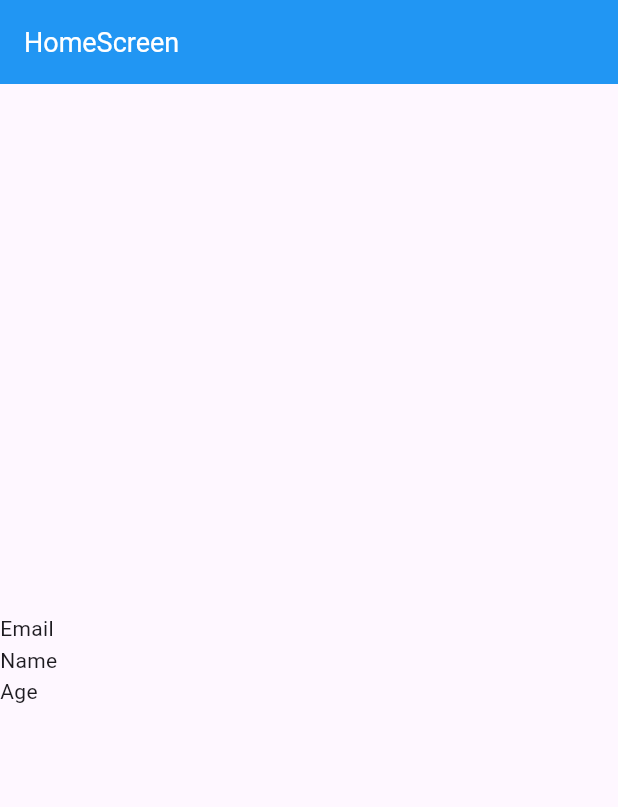
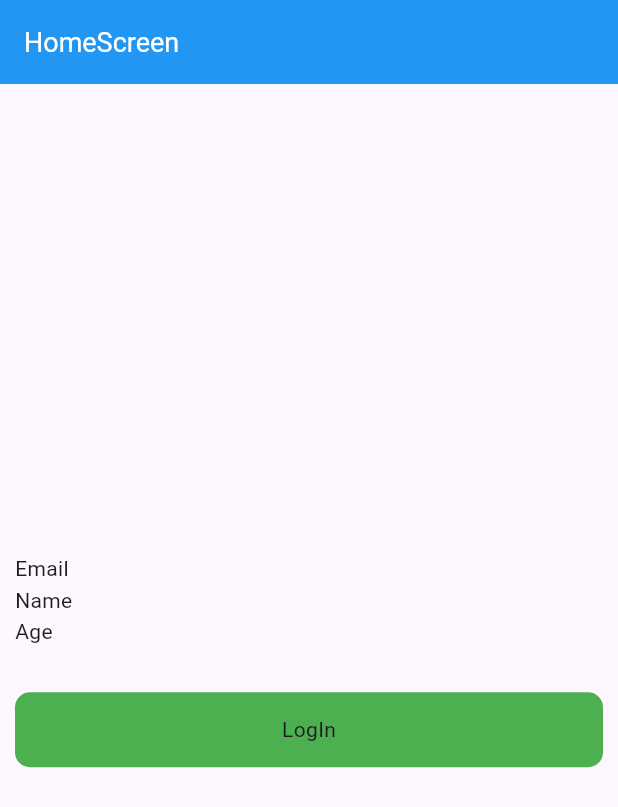
Before and after one commit to Ali-Shan11223/Shared_preferences_flutter, a Flutter app: the screen it shows after launch, after a tap on "LogIn", on a phone screen of 412 x 824 dp. Shown: the top 807 px of the screen. Run offline on Flutter 3.47's test engine with Material 2 defaults, Android fonts, the phone set to English and light mode, and no system bars; our stand-ins replace shared_preferences.

Commit message:
Managing user session

```diff
--- a/lib/home_screen.dart
+++ b/lib/home_screen.dart
@@ -1,4 +1,5 @@
 import 'package:flutter/material.dart';
+import 'package:flutter_shared_preferences/login_screen.dart';
 import 'package:shared_preferences/shared_preferences.dart';
 
 class HomeScreen extends StatefulWidget {
@@ -18,6 +19,9 @@ class _HomeScreenState extends State<HomeScreen> {
     email = sp.getString('Email')!;
     name = sp.getString('Name')!;
     age = sp.getString('Age')!;
+    setState(() {
+
+    });
   }
 
   @override
@@ -33,23 +37,46 @@ class _HomeScreenState extends State<HomeScreen> {
         automaticallyImplyLeading: false,
         title: const Text('HomeScreen'),
       ),
-      body: Column(
+      body: Padding(
+        padding: const EdgeInsets.symmetric(horizontal: 10),
+        child: Column(
           mainAxisAlignment: MainAxisAlignment.center,
           crossAxisAlignment: CrossAxisAlignment.center,
           children: [
             Row(
               mainAxisAlignment: MainAxisAlignment.spaceBetween,
-            children: [Text('Email'), Text(email.toString())],
+              children: [const Text('Email'), Text(email)],
             ),
             Row(
               mainAxisAlignment: MainAxisAlignment.spaceBetween,
-            children: [Text('Name'), Text(name.toString())],
+              children: [const Text('Name'), Text(name)],
             ),
             Row(
               mainAxisAlignment: MainAxisAlignment.spaceBetween,
-            children: [Text('Age'), Text(age.toString())],
+              children: [const Text('Age'), Text(age)],
+            ),
+            const SizedBox(
+              height: 30,
+            ),
+            InkWell(
+              onTap: () async {
+                SharedPreferences sp = await SharedPreferences.getInstance();
+                sp.clear();
+                Navigator.push(
+                    context,
+                    MaterialPageRoute(
+                        builder: (context) => const LogInScreen()));
+              },
+              child: Container(
+                height: 50,
+                decoration: BoxDecoration(
+                    color: Colors.green,
+                    borderRadius: BorderRadius.circular(10)),
+                child: const Center(child: Text('LogIn')),
+              ),
             )
           ],
+        ),
       ),
     );
   }
--- a/lib/splash_screen.dart
+++ b/lib/splash_screen.dart
@@ -1,8 +1,10 @@
 import 'dart:async';
 
 import 'package:flutter/material.dart';
+import 'package:flutter_shared_preferences/home_screen.dart';
 
 import 'package:flutter_shared_preferences/login_screen.dart';
+import 'package:shared_preferences/shared_preferences.dart';
 
 class SplashScreen extends StatefulWidget {
   const SplashScreen({super.key});
@@ -12,11 +14,22 @@ class SplashScreen extends StatefulWidget {
 }
 
 class _SplashScreenState extends State<SplashScreen> {
+  void isLogIn() async {
+    SharedPreferences sp = await SharedPreferences.getInstance();
+    bool isLogin = sp.getBool('isLogin') ?? false;
+    if (isLogin) {
+      Navigator.push(
+          context, MaterialPageRoute(builder: (context) => const HomeScreen()));
+    } else {
+      Navigator.push(context,
+          MaterialPageRoute(builder: (context) => const LogInScreen()));
+    }
+  }
+
   @override
   void initState() {
     Timer(const Duration(seconds: 3), () {
-      Navigator.push(
-          context, MaterialPageRoute(builder: (context) => const LogInScreen()));
+      isLogIn();
     });
     super.initState();
   }
```
Lines whose indentation alone changed are shown as unchanged.
